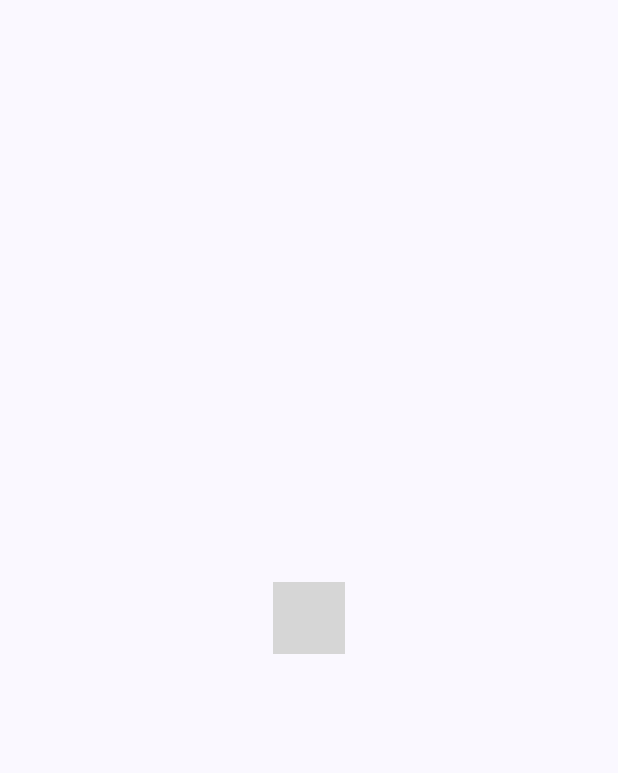
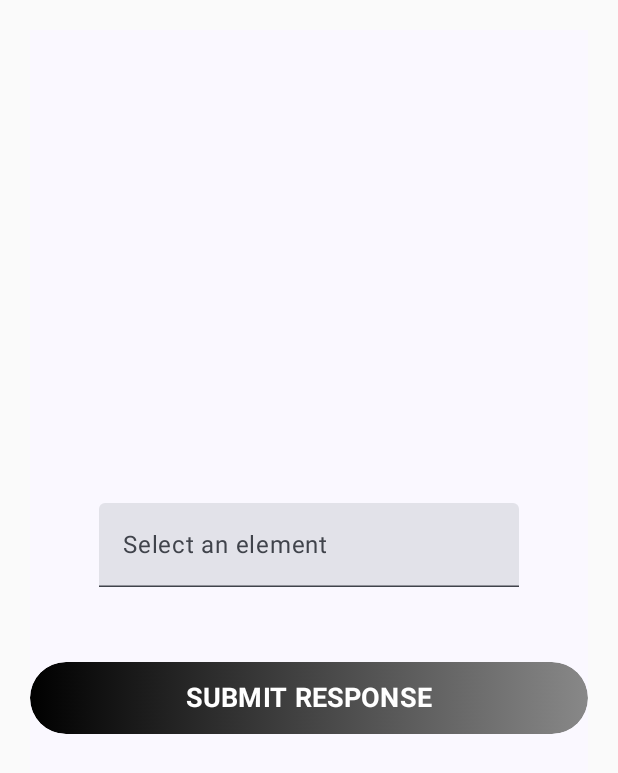
Before and after one commit to capstone-projects-2024-fall/aldwairi-projects-emotionecho, an Android app built with Jetpack Compose: the screen it shows after launch (MainActivity), on a phone screen of 412 x 824 dp. Shown: the top 773 px of the screen. Run offline under Robolectric (Android 15) with nearby library versions, the phone set to English and light mode, and no system bars; libraries missing offline, so code that uses them is left out: com.chaquo.python; 1 statement that could not run was skipped; grey boxes are pictures that could not be loaded.

Commit message:
create basic PracticeModeScreen (no back-end functionality yet); fix small issue with Python Instance call

```diff
--- a/app/src/main/java/com/temple/aldwairi_projects_emotionecho/MainActivity.kt
+++ b/app/src/main/java/com/temple/aldwairi_projects_emotionecho/MainActivity.kt
@@ -3,59 +3,23 @@ package com.temple.aldwairi_projects_emotionecho
 import android.os.Bundle
 import androidx.activity.ComponentActivity
 import androidx.activity.compose.setContent
-import androidx.compose.foundation.layout.Arrangement
-import androidx.compose.foundation.layout.Column
-import androidx.compose.foundation.layout.fillMaxSize
-import androidx.compose.material3.MaterialTheme
-import androidx.compose.material3.Surface
-import androidx.compose.material3.Text
-import androidx.compose.runtime.Composable
-import androidx.compose.ui.Alignment
-import androidx.compose.ui.Modifier
-import androidx.compose.ui.tooling.preview.Preview
 import com.chaquo.python.Python
 import com.chaquo.python.android.AndroidPlatform
+import com.temple.aldwairi_projects_emotionecho.ui.navigation.screens.PracticeModeScreen
 import com.temple.aldwairi_projects_emotionecho.ui.theme.AldwairiprojectsemotionechoTheme
 
 class MainActivity : ComponentActivity() {
+
     override fun onCreate(savedInstanceState: Bundle?) {
         super.onCreate(savedInstanceState)
-        Python.start(AndroidPlatform(this))
-        var python = Python.getInstance()
+        if(!Python.isStarted()){
+            Python.start(AndroidPlatform(this))
+        }
 
         setContent {
             AldwairiprojectsemotionechoTheme {
-                // A surface container using the 'background' color from the theme
-                Surface(
-                    modifier = Modifier.fillMaxSize(),
-                    color = MaterialTheme.colorScheme.background
-                ) {
-                    Column(
-                        verticalArrangement = Arrangement.Center,
-                        horizontalAlignment = Alignment.CenterHorizontally
-                    ) {
-                        Text(
-                            text = python.getModule("add2nums").callAttr("add",10, 20).toString()
-                        )
-                    }
-                }
+                PracticeModeScreen(this)
             }
         }
     }
 }
-
-@Composable
-fun Greeting(name: String, modifier: Modifier = Modifier) {
-    Text(
-        text = "Hello $name!",
-        modifier = modifier
-    )
-}
-
-@Preview(showBackground = true)
-@Composable
-fun GreetingPreview() {
-    AldwairiprojectsemotionechoTheme {
-        Greeting("Android")
-    }
-}
--- /dev/null
+++ b/app/src/main/java/com/temple/aldwairi_projects_emotionecho/ui/navigation/screens/PracticeModeScreen.kt
@@ -0,0 +1,96 @@
+package com.temple.aldwairi_projects_emotionecho.ui.navigation.screens
+
+import android.content.Context
+import android.widget.Toast
+import androidx.compose.foundation.layout.Arrangement
+import androidx.compose.foundation.layout.Column
+import androidx.compose.foundation.layout.Spacer
+import androidx.compose.foundation.layout.fillMaxSize
+import androidx.compose.foundation.layout.height
+import androidx.compose.foundation.layout.padding
+import androidx.compose.material3.DropdownMenuItem
+import androidx.compose.material3.ExperimentalMaterial3Api
+import androidx.compose.material3.ExposedDropdownMenuBox
+import androidx.compose.material3.MenuAnchorType
+import androidx.compose.material3.Surface
+import androidx.compose.material3.Text
+import androidx.compose.material3.TextField
+import androidx.compose.runtime.Composable
+import androidx.compose.runtime.getValue
+import androidx.compose.runtime.mutableStateOf
+import androidx.compose.runtime.remember
+import androidx.compose.runtime.setValue
+import androidx.compose.ui.Alignment
+import androidx.compose.ui.Modifier
+import androidx.compose.ui.focus.FocusRequester
+import androidx.compose.ui.graphics.Color
+import androidx.compose.ui.platform.LocalContext
+import androidx.compose.ui.tooling.preview.Preview
+import androidx.compose.ui.unit.dp
+import com.temple.aldwairi_projects_emotionecho.ui.components.CustomButton
+
+@OptIn(ExperimentalMaterial3Api::class)
+@Composable
+fun PracticeModeScreen(
+    context: Context
+){
+    var isExpanded by remember { mutableStateOf(false) }
+    var option by remember { mutableStateOf("") }
+
+    var emotions = listOf("Happy", "Sad", "Angry", "Disgusted", "Fearful")
+
+    Surface(
+        modifier = Modifier
+            .fillMaxSize()
+            .padding(20.dp)
+    ) {
+        Column(
+            modifier = Modifier
+                .fillMaxSize(),
+            horizontalAlignment = Alignment.CenterHorizontally,
+            verticalArrangement = Arrangement.Center
+        ){
+            ExposedDropdownMenuBox(
+                expanded = true,
+                onExpandedChange = { isExpanded = !isExpanded }
+            ) {
+                TextField(
+                    readOnly = true,
+                    value = option,
+                    onValueChange = {},
+                    label = { Text("Select an element")},
+                    modifier = Modifier.menuAnchor(MenuAnchorType.PrimaryEditable, enabled = true)
+                )
+                ExposedDropdownMenu(
+                    expanded = isExpanded,
+                    onDismissRequest = { isExpanded = false }
+                ) {
+                    for (emotion in emotions){
+                        DropdownMenuItem(
+                            text = {Text(emotion)},
+                            onClick = {
+                                option = emotion
+                                isExpanded = false
+                            }
+                        )
+                    }
+                }
+            }
+            Spacer(modifier=Modifier.height(50.dp))
+            CustomButton(
+                "SUBMIT RESPONSE",
+                listOf(Color.Black, Color.Gray)
+            ) {
+                Toast.makeText(context, "You chose $option", Toast.LENGTH_LONG).show()
+            }
+        }
+    }
+}
+
+@Preview(showBackground = true)
+@Composable
+fun PreviewPracticeModeScreen(){
+    // Use LocalContext if available, or a default fallback for Preview
+    val mockContext = LocalContext.current
+    PracticeModeScreen(mockContext)
+}
```
